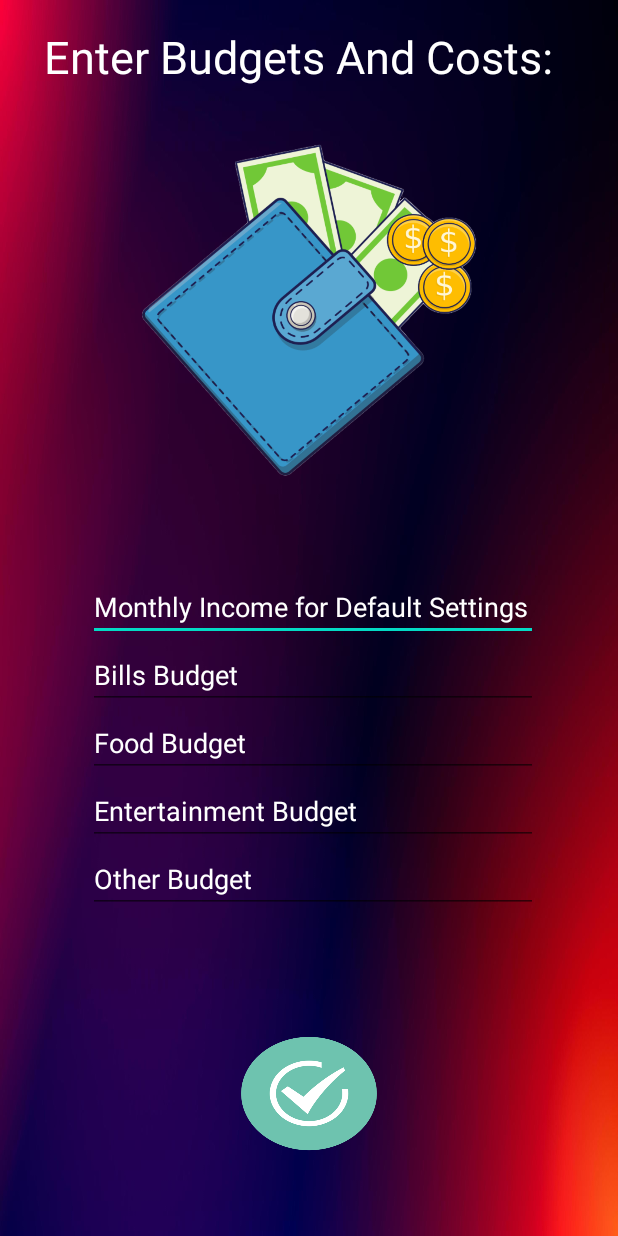
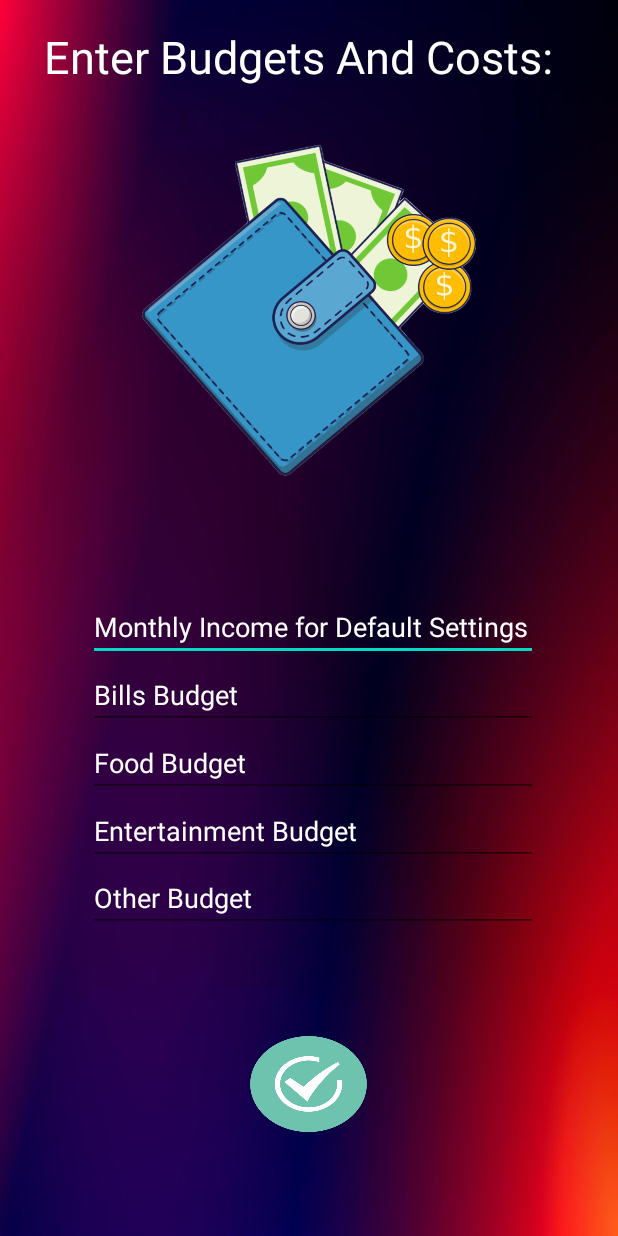
Before and after one commit to Haider-01/CS160-Project, an Android app: the UserFields screen opened directly, with no data from a screen before it, on a phone screen of 412 x 824 dp. Run offline under Robolectric (Android 15) with nearby library versions, the light colour scheme and no system bars.

Commit message:
Changes on UI

```diff
--- a/app/src/main/res/layout/activity_graphscreen.xml
+++ b/app/src/main/res/layout/activity_graphscreen.xml
@@ -26,12 +26,13 @@
         android:id="@+id/gv_totalBudgetGraph_graphscreen"
         android:layout_width="377dp"
         android:layout_height="303dp"
+        android:foregroundGravity="center_horizontal"
         app:layout_constraintBottom_toBottomOf="parent"
         app:layout_constraintEnd_toEndOf="parent"
-        app:layout_constraintHorizontal_bias="0.0"
+        app:layout_constraintHorizontal_bias="0.47"
         app:layout_constraintStart_toStartOf="parent"
         app:layout_constraintTop_toTopOf="parent"
-        app:layout_constraintVertical_bias="0.324" />
+        app:layout_constraintVertical_bias="0.327" />
 
     <Button
         android:id="@+id/btn_continue_graphscreen"
--- a/app/src/main/res/layout/activity_userfields.xml
+++ b/app/src/main/res/layout/activity_userfields.xml
@@ -8,12 +8,13 @@
 
     <Button
         android:id="@+id/btn_finish_userfields"
-        android:layout_width="109dp"
-        android:layout_height="91dp"
+        android:layout_width="94dp"
+        android:layout_height="77dp"
         android:background="@drawable/done"
         android:textColor="#FFFFFF"
         app:layout_constraintBottom_toBottomOf="parent"
         app:layout_constraintEnd_toEndOf="parent"
+        app:layout_constraintHorizontal_bias="0.498"
         app:layout_constraintStart_toStartOf="parent"
         app:layout_constraintTop_toBottomOf="@+id/linearLayout" />
 
@@ -28,7 +29,7 @@
     <LinearLayout
         android:id="@+id/linearLayout"
         android:layout_width="342dp"
-        android:layout_height="252dp"
+        android:layout_height="226dp"
         android:orientation="vertical"
         app:layout_constraintBottom_toTopOf="@+id/btn_finish_userfields"
         app:layout_constraintEnd_toEndOf="parent"
@@ -48,7 +49,9 @@
                 android:layout_centerHorizontal="true"
                 android:hint="Monthly Income for Default Settings"
                 android:textColor="#FFFFFF"
-                android:textColorHint="#FFFFFF" />
+                android:textColorHighlight="#FFFFFF"
+                android:textColorHint="#FFFFFF"
+                android:textColorLink="#FFFFFF" />
         </RelativeLayout>
 
         <RelativeLayout
@@ -62,7 +65,9 @@
                 android:layout_centerHorizontal="true"
                 android:hint="Bills Budget"
                 android:textColor="#FFFFFF"
-                android:textColorHint="#FFFFFF" />
+                android:textColorHighlight="#FFFFFF"
+                android:textColorHint="#FFFFFF"
+                android:textColorLink="#FFFFFF" />
         </RelativeLayout>
 
         <RelativeLayout
@@ -76,7 +81,9 @@
                 android:layout_centerHorizontal="true"
                 android:hint="Food Budget"
                 android:textColor="#FFFFFF"
-                android:textColorHint="#FFFFFF" />
+                android:textColorHighlight="#FFFFFF"
+                android:textColorHint="#FFFFFF"
+                android:textColorLink="#FFFFFF" />
         </RelativeLayout>
 
         <RelativeLayout
@@ -90,7 +97,9 @@
                 android:layout_centerHorizontal="true"
                 android:hint="Entertainment Budget"
                 android:textColor="#FFFFFF"
-                android:textColorHint="#FFFFFF" />
+                android:textColorHighlight="#FFFFFF"
+                android:textColorHint="#FFFFFF"
+                android:textColorLink="#FFFFFF" />
         </RelativeLayout>
 
         <RelativeLayout
@@ -104,7 +113,9 @@
                 android:layout_centerHorizontal="true"
                 android:hint="Other Budget"
                 android:textColor="#FFFFFF"
-                android:textColorHint="#FFFFFF" />
+                android:textColorHighlight="#FFFFFF"
+                android:textColorHint="#FFFFFF"
+                android:textColorLink="#FFFFFF" />
         </RelativeLayout>
 
     </LinearLayout>
```
Also changed, not shown: app/src/main/res/layout/activity_dashboard.xml (+20 -10 lines), app/src/main/res/layout/activity_signup.xml (+12 -4 lines), app/src/main/res/layout/changename.xml (+8 -2 lines), app/src/main/res/layout/changepass.xml (+15 -6 lines), app/src/main/res/layout/forgetpass.xml (+7 -2 lines).
